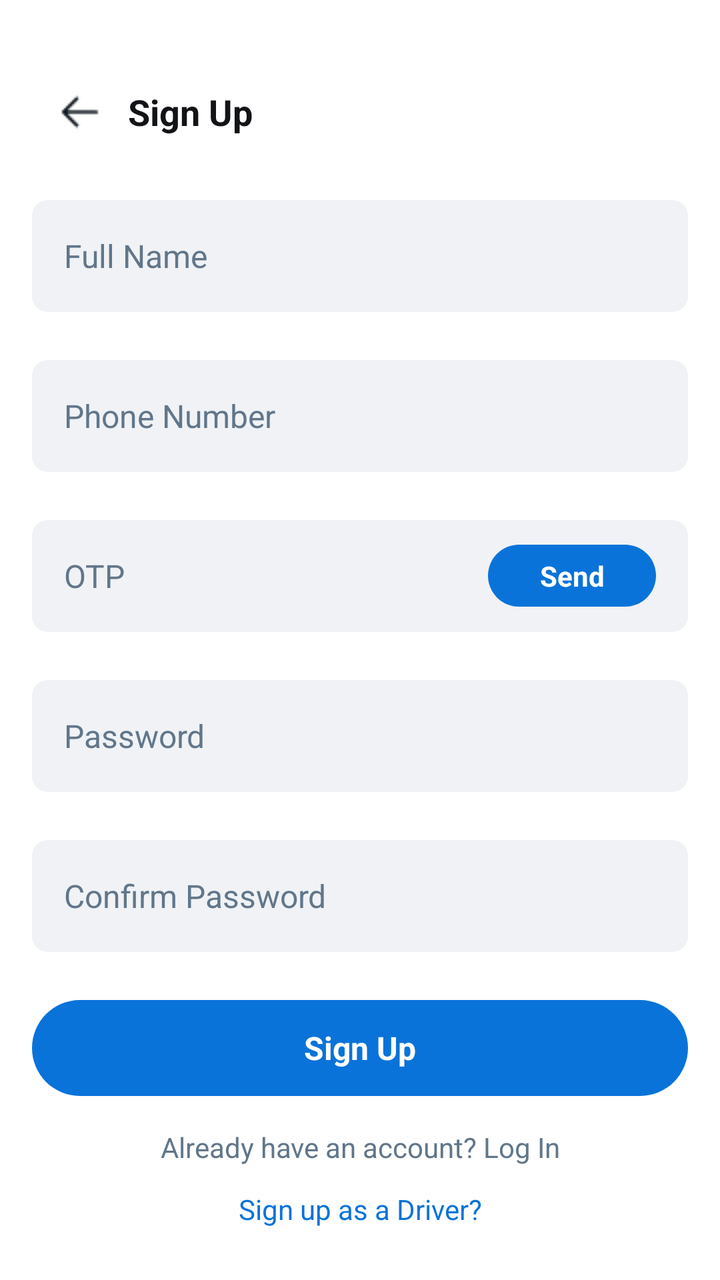
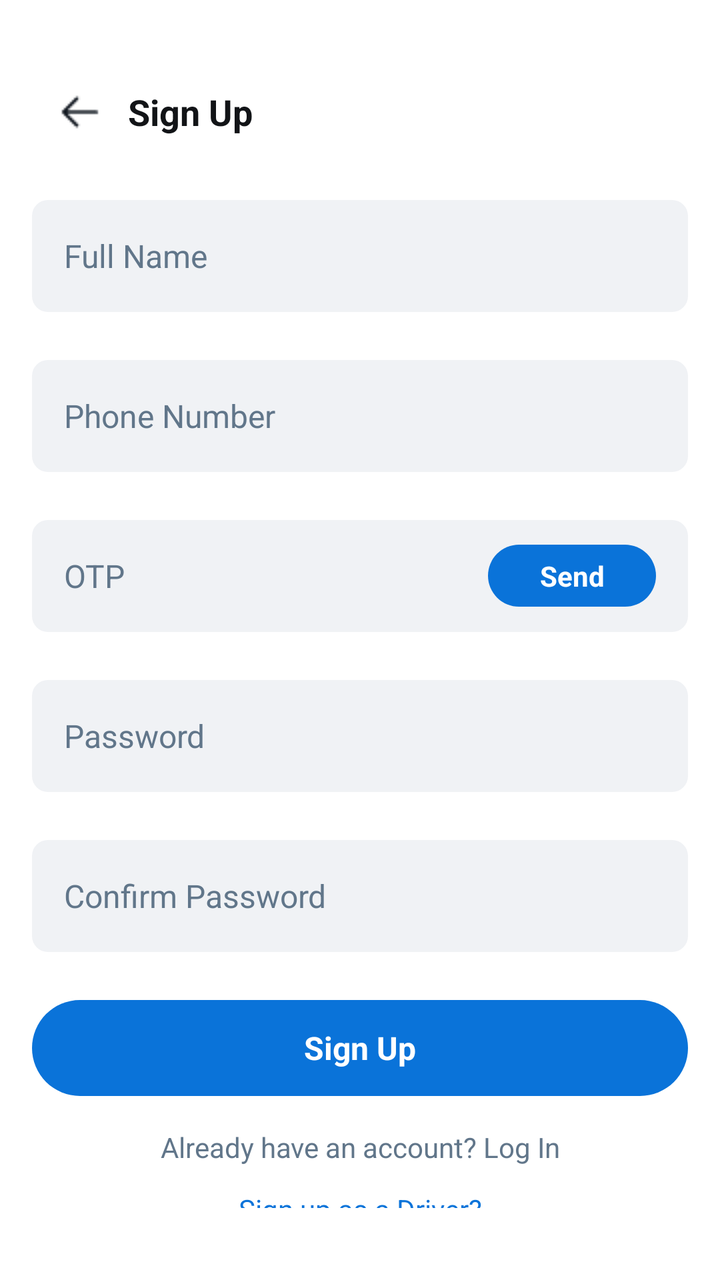

The first picture is an Android layout as it rendered before a commit; the second is the same layout after the commit. The layout source and the unified diff follow.
<!-- AndroidManifest.xml: application theme Theme.Tricycle_app -->
<!-- res/layout/signup.xml -->
<?xml version="1.0" encoding="utf-8"?>
<LinearLayout xmlns:android="http://schemas.android.com/apk/res/android"
    android:layout_width="match_parent"
    android:layout_height="match_parent"
    android:orientation="vertical"
    android:background="#FFFFFF"
    android:padding="16dp">

    <LinearLayout
        android:layout_width="match_parent"
        android:layout_height="wrap_content"
        android:orientation="horizontal"
        android:gravity="center_vertical"
        android:paddingTop="16dp"
        android:paddingBottom="8dp">

        <LinearLayout
            android:id="@+id/btnBack"
            android:layout_width="48dp"
            android:layout_height="48dp"
            android:gravity="center"
            android:clickable="true"
            android:focusable="true">
            <View
                android:layout_width="24dp"
                android:layout_height="24dp"
                android:background="@drawable/arrow"/>
        </LinearLayout>

        <TextView
            android:layout_width="wrap_content"
            android:layout_height="wrap_content"
            android:text="Sign Up"
            android:textSize="18sp"
            android:textStyle="bold"
            android:textColor="#121417"
            android:paddingEnd="48dp"/>
    </LinearLayout>

    <LinearLayout
        android:layout_width="match_parent"
        android:layout_height="wrap_content"
        android:paddingTop="12dp"
        android:paddingBottom="12dp">

        <EditText
            android:id="@+id/etFullName"
            android:layout_width="match_parent"
            android:layout_height="56dp"
            android:background="@drawable/bg_rounded_light_grey"
            android:hint="Full Name"
            android:textColorHint="#61768A"
            android:textColor="#121417"
            android:textSize="16sp"
            android:padding="16dp"
            android:inputType="textPersonName"
            android:maxLines="1"/>
    </LinearLayout>

    <LinearLayout
        android:layout_width="match_parent"
        android:layout_height="wrap_content"
        android:paddingTop="12dp"
        android:paddingBottom="12dp">

        <EditText
            android:id="@+id/etPhone"
            android:layout_width="match_parent"
            android:layout_height="56dp"
            android:background="@drawable/bg_rounded_light_grey"
            android:hint="Phone Number"
            android:textColorHint="#61768A"
            android:textColor="#121417"
            android:textSize="16sp"
            android:padding="16dp"
            android:inputType="phone"
            android:maxLines="1"/>
    </LinearLayout>

    <LinearLayout
        android:layout_width="match_parent"
        android:layout_height="wrap_content"
        android:paddingTop="12dp"
        android:paddingBottom="12dp">

        <LinearLayout
            android:layout_width="match_parent"
            android:layout_height="56dp"
            android:orientation="horizontal"
            android:background="@drawable/bg_rounded_light_grey"
            android:gravity="center_vertical"
            android:paddingStart="16dp"
            android:paddingEnd="16dp">

            <EditText
                android:id="@+id/etOtp"
                android:layout_width="0dp"
                android:layout_weight="1"
                android:layout_height="match_parent"
                android:background="@android:color/transparent"
                android:hint="OTP"
                android:textColorHint="#61768A"
                android:textColor="#121417"
                android:textSize="16sp"
                android:inputType="number"
                android:maxLines="1"/>

            <TextView
                android:id="@+id/btnSendOtp"
                android:layout_width="84dp"
                android:layout_height="31dp"
                android:background="@drawable/bg_pill_blue"
                android:text="Send"
                android:textColor="#FFFFFF"
                android:gravity="center"
                android:textStyle="bold"
                android:textSize="14sp"
                android:clickable="true"
                android:focusable="true"/>
        </LinearLayout>
    </LinearLayout>

    <LinearLayout
        android:layout_width="match_parent"
        android:layout_height="wrap_content"
        android:paddingTop="12dp"
        android:paddingBottom="12dp">

        <EditText
            android:id="@+id/etPassword"
            android:layout_width="match_parent"
            android:layout_height="56dp"
            android:background="@drawable/bg_rounded_light_grey"
            android:hint="Password"
            android:textColorHint="#61768A"
            android:textColor="#121417"
            android:textSize="16sp"
            android:padding="16dp"
            android:inputType="textPassword"
            android:maxLines="1"/>
    </LinearLayout>

    <LinearLayout
        android:layout_width="match_parent"
        android:layout_height="wrap_content"
        android:paddingTop="12dp"
        android:paddingBottom="12dp">

        <EditText
            android:id="@+id/etConfirmPassword"
            android:layout_width="match_parent"
            android:layout_height="56dp"
            android:background="@drawable/bg_rounded_light_grey"
            android:hint="Confirm Password"
            android:textColorHint="#61768A"
            android:textColor="#121417"
            android:textSize="16sp"
            android:padding="16dp"
            android:inputType="textPassword"
            android:maxLines="1"/>
    </LinearLayout>

    <LinearLayout
        android:layout_width="match_parent"
        android:layout_height="wrap_content"
        android:paddingTop="12dp"
        android:paddingBottom="12dp">

        <TextView
            android:id="@+id/btnSignUp"
            android:layout_width="match_parent"
            android:layout_height="48dp"
            android:background="@drawable/bg_pill_blue"
            android:text="Sign Up"
            android:textColor="#FFFFFF"
            android:gravity="center"
            android:textStyle="bold"
            android:textSize="16sp"
            android:clickable="true"
            android:focusable="true"/>
    </LinearLayout>

    <TextView
        android:id="@+id/tvLogin"
        android:layout_width="match_parent"
        android:layout_height="wrap_content"
        android:text="Already have an account? Log In"
        android:gravity="center"
        android:textColor="#61768A"
        android:textSize="14sp"
        android:clickable="true"
        android:focusable="true"
        android:paddingTop="4dp"
        android:paddingBottom="12dp"/>

    <View
        android:layout_width="match_parent"
        android:layout_height="0dp"
        android:layout_weight="1"/>

    <TextView
        android:id="@+id/tvDriverSignUp"
        android:layout_width="match_parent"
        android:layout_height="wrap_content"
        android:text="Sign up as a Driver?"
        android:gravity="center"
        android:textColor="#0A73D9"
        android:textSize="14sp"
        android:clickable="true"
        android:focusable="true"
        android:paddingBottom="20dp"/>

</LinearLayout>
<!-- resources referenced by this layout -->
<resources>
  <!-- drawable arrow: png bitmap (drawable, 284 bytes) -->
  <!-- drawable bg_pill_blue (drawable) -->
  <?xml version="1.0" encoding="utf-8"?>
  <shape xmlns:android="http://schemas.android.com/apk/res/android"
      android:shape="rectangle">
      <solid android:color="#0A73D9" /> <corners android:radius="100dp" /> </shape>
  <!-- drawable bg_rounded_light_grey (drawable) -->
  <?xml version="1.0" encoding="utf-8"?>
  <shape xmlns:android="http://schemas.android.com/apk/res/android"
      android:shape="rectangle">
      <solid android:color="#F0F2F5" />
      <corners android:radius="8dp" />
  </shape>
  <style name="Theme.Tricycle_app" parent="Base.Theme.Tricycle_app" />
  <style name="Base.Theme.Tricycle_app" parent="Theme.Material3.DayNight.NoActionBar">
          
          
      </style>
</resources>

<!-- the commit's change to res/layout/signup.xml (unified diff, before → after) -->
@@ -193,11 +193,6 @@
         android:paddingTop="4dp"
         android:paddingBottom="12dp"/>
 
-    <View
-        android:layout_width="match_parent"
-        android:layout_height="0dp"
-        android:layout_weight="1"/>
-
     <TextView
         android:id="@+id/tvDriverSignUp"
         android:layout_width="match_parent"
